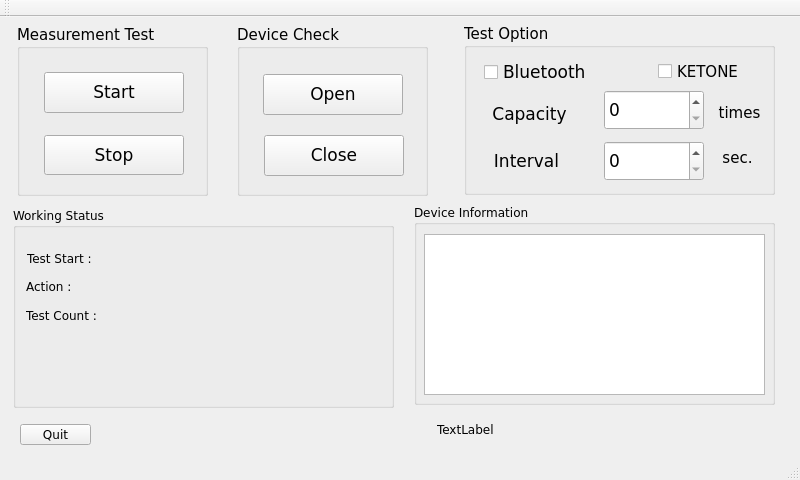
This is mainwindow.ui in shnomad/Battery-Test as Qt 5 draws it before an edit. The edited form follows.
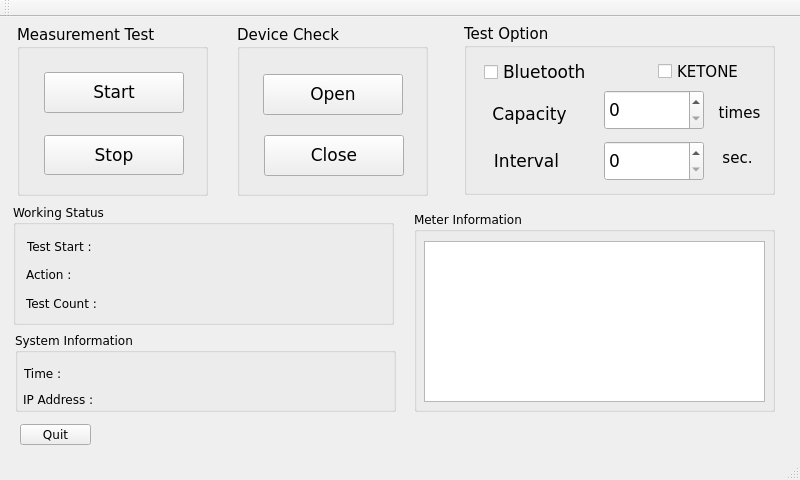
This is the edited form.

Commit message: stm32 meter check

Patch:
```diff
--- a/mainwindow.ui
+++ b/mainwindow.ui
@@ -317,9 +317,9 @@
     <property name="geometry">
      <rect>
       <x>13</x>
-      <y>190</y>
+      <y>187</y>
       <width>381</width>
-      <height>201</height>
+      <height>121</height>
      </rect>
     </property>
     <property name="title">
@@ -329,7 +329,7 @@
      <property name="geometry">
       <rect>
        <x>14</x>
-       <y>43</y>
+       <y>34</y>
        <width>341</width>
        <height>17</height>
       </rect>
@@ -342,7 +342,7 @@
      <property name="geometry">
       <rect>
        <x>13</x>
-       <y>71</y>
+       <y>62</y>
        <width>340</width>
        <height>17</height>
       </rect>
@@ -355,7 +355,7 @@
      <property name="geometry">
       <rect>
        <x>13</x>
-       <y>100</y>
+       <y>91</y>
        <width>340</width>
        <height>17</height>
       </rect>
@@ -387,13 +387,13 @@
     <property name="geometry">
      <rect>
       <x>414</x>
-      <y>187</y>
+      <y>194</y>
       <width>361</width>
       <height>201</height>
      </rect>
     </property>
     <property name="title">
-     <string>Device Information</string>
+     <string>Meter Information</string>
     </property>
     <widget class="QTextEdit" name="meter_info">
      <property name="geometry">
@@ -409,16 +409,43 @@
    <widget class="QLabel" name="system_time">
     <property name="geometry">
      <rect>
-      <x>437</x>
-      <y>402</y>
+      <x>24</x>
+      <y>346</y>
       <width>340</width>
       <height>20</height>
      </rect>
     </property>
     <property name="text">
-     <string>TextLabel</string>
+     <string>Time :</string>
     </property>
    </widget>
+   <widget class="QGroupBox" name="groupBox_5">
+    <property name="geometry">
+     <rect>
+      <x>15</x>
+      <y>315</y>
+      <width>381</width>
+      <height>80</height>
+     </rect>
+    </property>
+    <property name="title">
+     <string>System Information</string>
+    </property>
+   </widget>
+   <widget class="QLabel" name="ip_address">
+    <property name="geometry">
+     <rect>
+      <x>23</x>
+      <y>372</y>
+      <width>340</width>
+      <height>20</height>
+     </rect>
+    </property>
+    <property name="text">
+     <string>IP Address :</string>
+    </property>
+   </widget>
+   <zorder>groupBox_5</zorder>
    <zorder>groupBox</zorder>
    <zorder>test_option</zorder>
    <zorder>groupBox_2</zorder>
@@ -427,6 +454,7 @@
    <zorder>quit</zorder>
    <zorder>groupBox_4</zorder>
    <zorder>system_time</zorder>
+   <zorder>ip_address</zorder>
   </widget>
   <widget class="QMenuBar" name="menuBar">
    <property name="geometry">
```
The commit also changes 11 other files.
